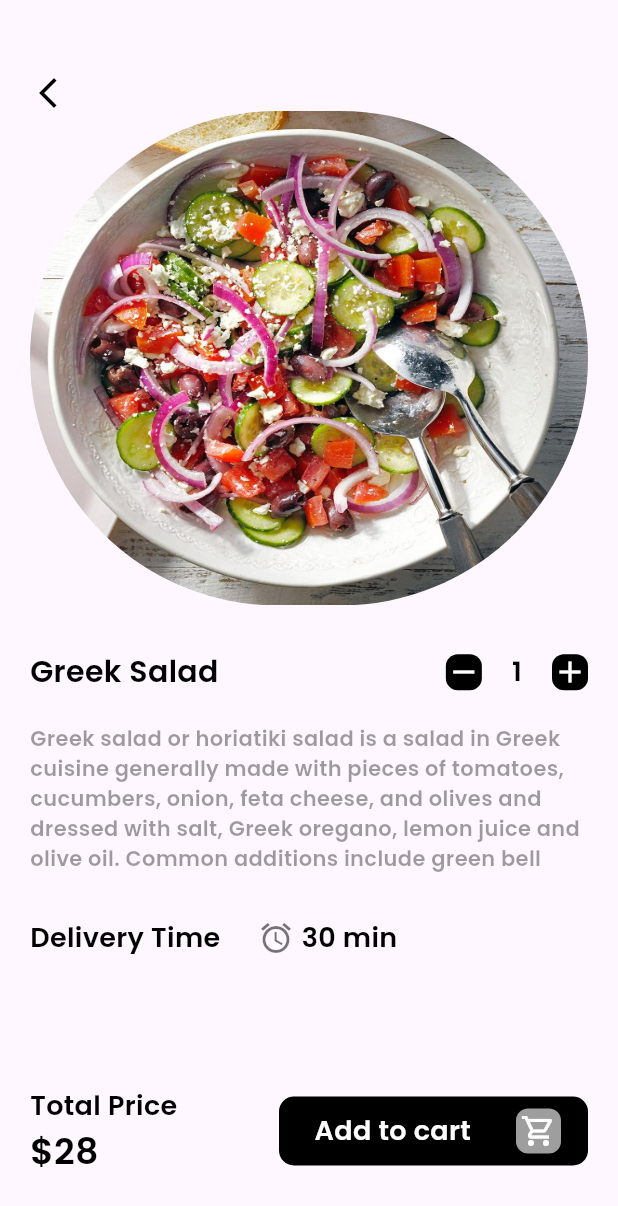
After one commit to Chandupa2001/Food-Delivery-App, a Flutter app: the screen it shows after launch, after a tap on "Greek Salad", on a phone screen of 412 x 824 dp. The commit adds this screen. Shown: the top 1206 px of the screen. Run offline on Flutter 3.47's test engine with Material 3 defaults, Android fonts, the light colour scheme and no system bars; our stand-ins replace curved_navigation_bar.

Commit message:
Created details screen ui

```diff
--- a/food_delivery_app/lib/pages/bottomNav.dart
+++ b/food_delivery_app/lib/pages/bottomNav.dart
@@ -36,6 +36,7 @@ class _BottomnavState extends State<Bottomnav> {
       bottomNavigationBar: CurvedNavigationBar(
         height: 65,
         backgroundColor: Colors.white,
+        color: Colors.black,
         animationDuration: Duration(milliseconds: 500),
         onTap: (int index) {
           setState(() {
@@ -45,19 +46,19 @@ class _BottomnavState extends State<Bottomnav> {
         items: const [
         Icon(
           Icons.home_outlined,
-          color: Colors.black,
+          color: Colors.white,
         ),
         Icon(
           Icons.shopping_bag_outlined,
-          color: Colors.black,
+          color: Colors.white,
         ),
         Icon(
           Icons.wallet_outlined,
-          color: Colors.black,
+          color: Colors.white,
         ),
         Icon(
           Icons.person_outline,
-          color: Colors.black,
+          color: Colors.white,
         ),
       ]),
       body: pages[currentTabIndex],
--- /dev/null
+++ b/food_delivery_app/lib/pages/details.dart
@@ -0,0 +1,143 @@
+import 'package:flutter/material.dart';
+import 'package:flutter/widgets.dart';
+import 'package:food_delivery_app/widget/widget_support.dart';
+
+class Details extends StatefulWidget {
+  const Details({super.key});
+
+  @override
+  State<Details> createState() => _DetailsState();
+}
+
+class _DetailsState extends State<Details> {
+  int a=1;
+  @override
+  Widget build(BuildContext context) {
+    return Scaffold(
+      body: Container(
+        margin: const EdgeInsets.only(top: 50.0, left: 20.0, right: 20.0),
+        child: Column(
+          crossAxisAlignment: CrossAxisAlignment.start,
+          children: [
+            GestureDetector(
+                onTap: () {
+                  Navigator.pop(context);
+                },
+                child: const Icon(
+                  Icons.arrow_back_ios_new_outlined,
+                  color: Colors.black,
+                )),
+            ClipRRect(
+              borderRadius: BorderRadius.circular(200),
+              child: Image.asset(
+                "images/salad1.jpg",
+                width: MediaQuery.of(context).size.width,
+                height: MediaQuery.of(context).size.height / 2.5,
+                fit: BoxFit.fill,
+              ),
+            ),
+            const SizedBox(
+              height: 30.0,
+            ),
+            Row(
+              mainAxisAlignment: MainAxisAlignment.spaceBetween,
+              children: [
+                Column(
+                  crossAxisAlignment: CrossAxisAlignment.start,
+                  children: [
+                    Text(
+                      "Greek Salad",
+                      style: AppWidget.boldTextFieldStyle(),
+                    ),
+                  ],
+                ),
+                const Spacer(),
+                GestureDetector(
+                  onTap: () {
+                    if (a>1) {
+                      --a;
+                    }
+                    setState(() {
+
+                    });
+                  },
+                  child: Container(
+                    decoration: BoxDecoration(color: Colors.black, borderRadius: BorderRadius.circular(8)),
+                    child: const Icon(Icons.remove, color: Colors.white,),
+                  ),
+                ),
+                const SizedBox(width: 20.0,),
+                Text(a.toString(), style: AppWidget.semiBoldTextFieldStyle(),),
+                const SizedBox(width: 20.0,),
+                GestureDetector(
+                  onTap: () {
+                    ++a;
+                    setState(() {
+
+                    });
+                  },
+                  child: Container(
+                    decoration: BoxDecoration(color: Colors.black, borderRadius: BorderRadius.circular(8)),
+                    child: const Icon(Icons.add, color: Colors.white,),
+                  ),
+                )
+              ],
+            ),
+            const SizedBox(height: 20,),
+            Text(
+              "Greek salad or horiatiki salad is a salad in Greek cuisine generally made with pieces of tomatoes, cucumbers, onion, feta cheese, and olives and dressed with salt, Greek oregano, lemon juice and olive oil. Common additions include green bell pepper or caper berries.",
+              maxLines: 5,
+              style: AppWidget.LightTextFieldStyle(),
+            ),
+            const SizedBox(height: 30.0,),
+            Row(
+              children: [
+                Text("Delivery Time", style: AppWidget.semiBoldTextFieldStyle(),),
+                const SizedBox(width: 25.0,),
+                const Icon(Icons.alarm, color: Colors.black54,),
+                const SizedBox(width: 5.0,),
+                Text("30 min", style: AppWidget.semiBoldTextFieldStyle(),)
+              ],
+            ),
+            const Spacer(),
+            Padding(
+              padding: const EdgeInsets.only(bottom: 40.0),
+              child: Row(
+                mainAxisAlignment: MainAxisAlignment.spaceBetween,
+                children: [
+                  Column(
+                    crossAxisAlignment: CrossAxisAlignment.start,
+                    children: [
+                      Text("Total Price", style: AppWidget.semiBoldTextFieldStyle(),),
+                      Text("\$28", style: AppWidget.HeadlineTextFieldStyle(),)
+                    ],
+                  ),
+                  Container(
+                    width: MediaQuery.of(context).size.width/2,
+                    padding: const EdgeInsets.all(8),
+                    decoration: BoxDecoration(color: Colors.black, borderRadius: BorderRadius.circular(10)),
+                    child: Row(
+                      mainAxisAlignment: MainAxisAlignment.end,
+                      children: [
+                        const Text("Add to cart", style: TextStyle(color: Colors.white, fontSize: 18.0, fontFamily: "Poppins"),),
+                        const SizedBox(width: 30.0),
+                        Container(
+                          padding: const EdgeInsets.all(3),
+                          decoration: BoxDecoration(
+                            color: Colors.grey, borderRadius: BorderRadius.circular(8)
+                          ),
+                          child: const Icon(Icons.shopping_cart_outlined, color: Colors.white,),
+                        ),
+                        const SizedBox(width: 10.0,)
+                      ],
+                    ),
+                  )
+                ],
+              ),
+            )
+          ],
+        ),
+      ),
+    );
+  }
+}
--- a/food_delivery_app/lib/pages/home.dart
+++ b/food_delivery_app/lib/pages/home.dart
@@ -1,4 +1,5 @@
 import 'package:flutter/material.dart';
+import 'package:food_delivery_app/pages/details.dart';
 import 'package:food_delivery_app/widget/widget_support.dart';
 
 class Home extends StatefulWidget {
@@ -63,7 +64,13 @@ class _HomeState extends State<Home> {
               scrollDirection: Axis.horizontal,
               child: Row(
                 children: [
-                  Container(
+                  GestureDetector(
+                    onTap: () {
+                      Navigator.push(context, MaterialPageRoute(
+                        builder: (context)=> const Details())
+                      );
+                    },
+                    child: Container(
                       margin: const EdgeInsets.all(5),
                       child: Material(
                         color: Colors.white,
@@ -101,6 +108,7 @@ class _HomeState extends State<Home> {
                                 style: AppWidget.semiBoldTextFieldStyle(),
                               )
                             ],
+                          ),
                         ),
                       ),
                     ),
```
Lines whose indentation alone changed are shown as unchanged.
